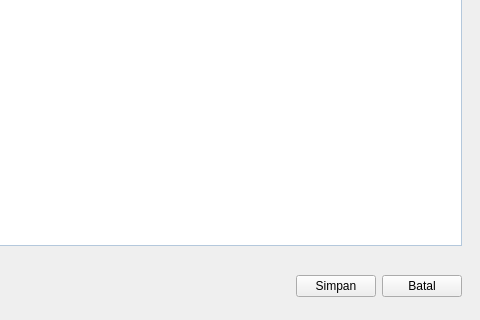
Qt form source/kasbank/ui_kasbank.ui (fnugrahendi/petuk.corp) before a commit; both pictures show x 297 to 777 and y 264 to 584 of the 777 by 584 pixel window.
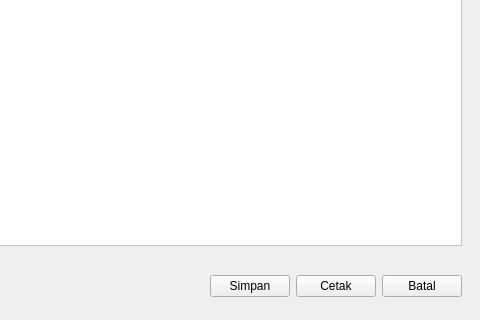
The same form after that commit. The open tabs and pages were chosen to show the change.

Commit message: resolve conflict

Patch:
```diff
--- a/source/kasbank/ui_kasbank.ui
+++ b/source/kasbank/ui_kasbank.ui
@@ -869,6 +869,13 @@
          </property>
         </widget>
        </item>
+       <item>
+        <widget class="QPushButton" name="tb_KasMasuk_Tambah_Cetak">
+         <property name="text">
+          <string>Cetak</string>
+         </property>
+        </widget>
+       </item>
        <item>
         <widget class="QPushButton" name="tb_KasMasuk_Tambah_Batal">
          <property name="text">
```
Left out of the diff: 2 changed lines with no effect on the pictures. The commit also changes 2 other files.
